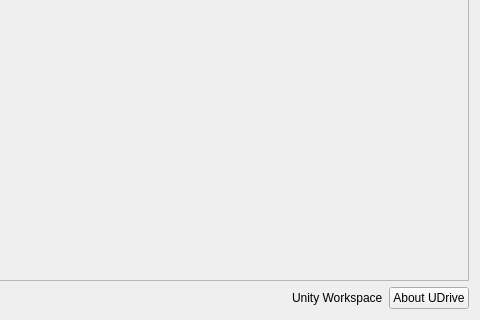
Old version of the form src/gui/generalsettings.ui in the repository tochratana/udrive-client; both pictures show x 311 to 791 and y 366 to 686 of the 791 by 686 pixel window.
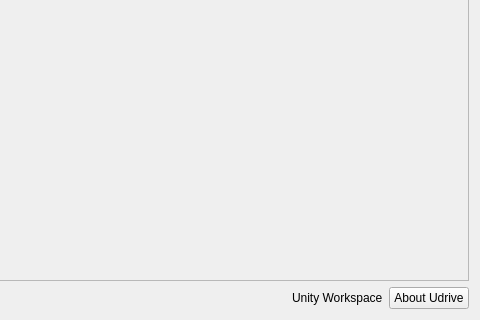
New version of the form. Custom widgets are drawn as their Qt base class.

Commit message:
feat: delete access tests and update translations for Udrive
- Implement tests for delete access permissions in UDriveWorkspaceActions, covering various permission scenarios.
- Ensure proper handling of permanent deletion requirements based on workspace state and permissions.
- Update translation files to consistently use "Udrive" instead of "UDrive" across multiple languages, including Khmer and Simplified Chinese.

```diff
--- a/src/gui/generalsettings.ui
+++ b/src/gui/generalsettings.ui
@@ -246,7 +246,7 @@
       <item>
        <widget class="QPushButton" name="about_pushButton">
         <property name="text">
-         <string>About UDrive</string>
+         <string>About Udrive</string>
         </property>
        </widget>
       </item>
```
The commit also changes 66 other files.
